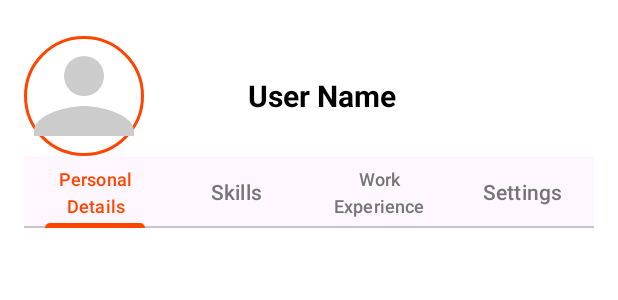
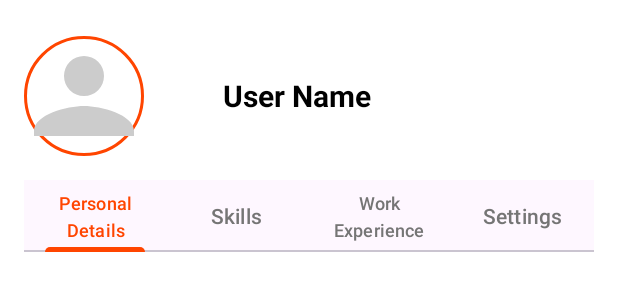
Before and after one commit to Ojasveer955/SideHustle, an Android app: the layout activity_profile.xml on its own in the app's theme, with its tools: preview values and no code run, on a phone screen of 412 x 824 dp. Shown: the top 300 px of the screen. Run offline under Robolectric (Android 15) with nearby library versions, the phone set to English and light mode, and no system bars.

Commit message:
Updated UI for Profile.
Previous UI caused build errors.

```diff
--- a/app/src/main/res/layout/activity_profile.xml
+++ b/app/src/main/res/layout/activity_profile.xml
@@ -40,7 +40,7 @@
                 android:id="@+id/user_name"
                 android:layout_width="205dp"
                 android:layout_height="30dp"
-                android:marginStart="16dp"
+                android:layout_marginStart="16dp"
                 android:text="@string/profile_name"
                 android:textColor="@color/black"
                 android:textSize="20sp"
@@ -48,7 +48,7 @@
                 app:layout_constraintBottom_toBottomOf="@id/profile_picture"
                 app:layout_constraintEnd_toEndOf="parent"
                 app:layout_constraintHorizontal_bias="0.734"
-                app:layout_constraintStart_toEndOf="@id/profile_picture"
+                app:layout_constraintStart_toStartOf="parent"
                 app:layout_constraintTop_toTopOf="@id/profile_picture"
                 app:layout_constraintVertical_bias="0.52" />
 
@@ -62,7 +62,7 @@
                 app:layout_constraintTop_toBottomOf="@id/profile_picture"
                 app:layout_constraintStart_toStartOf="parent"
                 app:layout_constraintEnd_toEndOf="parent"
-                android:marginTop="16dp">
+                android:layout_marginTop="16dp">
 
                 <com.google.android.material.tabs.TabItem
                     android:id="@+id/tab_personal_details"
```
